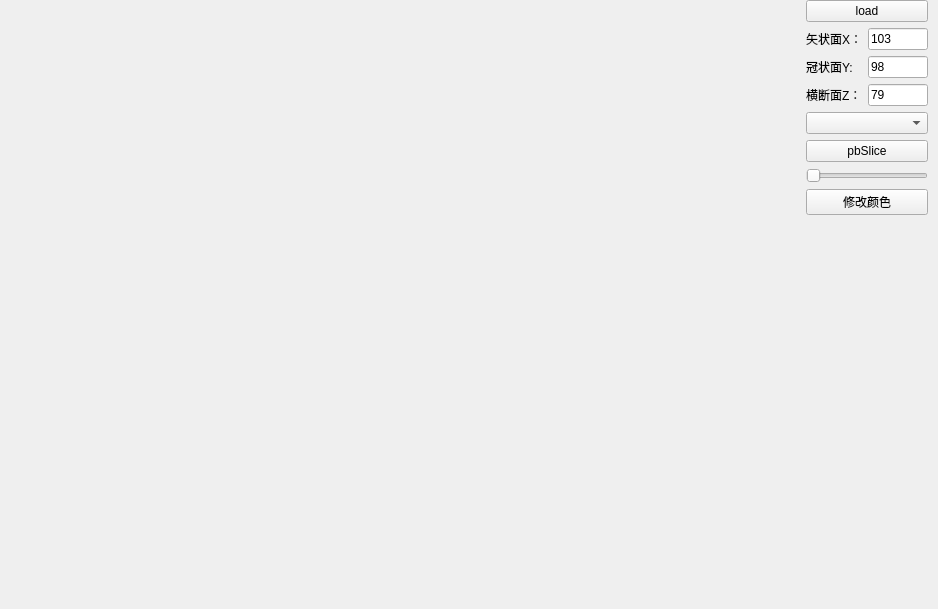
The window that sample/qtVTKDemo/QtDisplayWidget.ui (cfl997/VTKSample) describes before a commit, drawn with Qt 5.
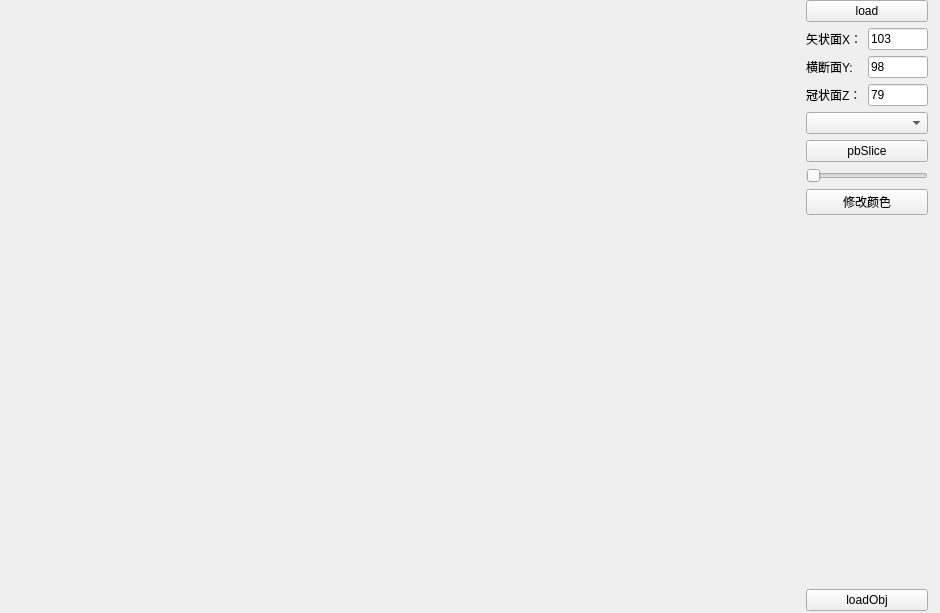
The same window after the commit.

What changed in the file:
```diff
--- a/sample/qtVTKDemo/QtDisplayWidget.ui
+++ b/sample/qtVTKDemo/QtDisplayWidget.ui
@@ -6,8 +6,8 @@
    <rect>
     <x>0</x>
     <y>0</y>
-    <width>938</width>
-    <height>609</height>
+    <width>940</width>
+    <height>613</height>
    </rect>
   </property>
   <property name="windowTitle">
@@ -116,7 +116,7 @@
         <item row="1" column="0">
          <widget class="QLabel" name="label_5">
           <property name="text">
-           <string>冠状面Y:</string>
+           <string>横断面Y:</string>
           </property>
          </widget>
         </item>
@@ -149,7 +149,7 @@
         <item row="2" column="0">
          <widget class="QLabel" name="label_6">
           <property name="text">
-           <string>横断面Z：</string>
+           <string>冠状面Z：</string>
           </property>
          </widget>
         </item>
@@ -195,6 +195,13 @@
         </property>
        </spacer>
       </item>
+      <item>
+       <widget class="QPushButton" name="pbLoadObj">
+        <property name="text">
+         <string>loadObj</string>
+        </property>
+       </widget>
+      </item>
      </layout>
     </item>
     <item>
```
